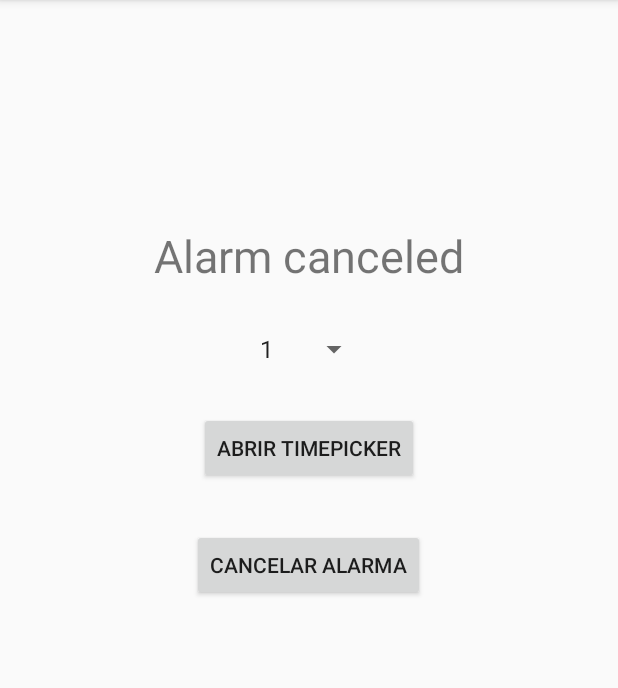
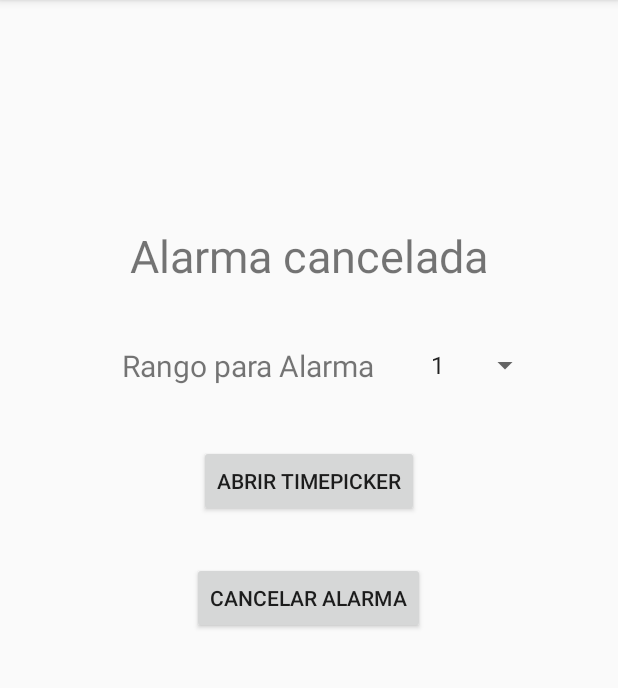
Before and after one commit to jtmlmass/RandomAlarm, an Android app: the screen it shows after launch (MainActivity), after a tap on "CANCELAR ALARMA", on a phone screen of 412 x 824 dp, the part 84-772 px from its top. Run offline under Robolectric (Android 15) with nearby library versions, the phone set to English and light mode, and no system bars.

Commit message:
Agregar Text para hint de Spinner de rango de tiempo

```diff
--- a/app/src/main/java/com/example/randomalarm/MainActivity.java
+++ b/app/src/main/java/com/example/randomalarm/MainActivity.java
@@ -104,7 +104,7 @@ public class MainActivity extends AppCompatActivity implements TimePickerDialog.
         PendingIntent pendingIntent = PendingIntent.getBroadcast(this, 1, intent, 0);
 
         alarmManager.cancel(pendingIntent);
-        mTextView.setText("Alarm canceled");
+        mTextView.setText("Alarma cancelada");
     }
 
     private int getRandomNumberInRange(int min, int max) {
--- a/app/src/main/res/layout/activity_main.xml
+++ b/app/src/main/res/layout/activity_main.xml
@@ -21,11 +21,28 @@
             android:text="@string/no_alarma"
             android:textSize="30sp" />
 
-        <Spinner
-            android:id="@+id/spinner_rango"
-            android:layout_width="wrap_content"
-            android:layout_height="wrap_content"
-            android:layout_gravity="center" />
+        <LinearLayout
+            android:layout_width="309dp"
+            android:layout_height="46dp"
+            android:layout_gravity="center"
+            android:orientation="horizontal">
+
+            <TextView
+                android:id="@+id/textView_Spinner"
+                android:layout_width="wrap_content"
+                android:layout_height="wrap_content"
+                android:layout_gravity="center"
+                android:layout_weight="1"
+                android:text="@string/rango_tiempo"
+                android:textAlignment="center"
+                android:textSize="20sp" />
+
+            <Spinner
+                android:id="@+id/spinner_rango"
+                android:layout_width="wrap_content"
+                android:layout_height="wrap_content"
+                android:layout_gravity="center" />
+        </LinearLayout>
 
         <Button
             android:id="@+id/button_timepicker"
--- a/app/src/main/res/values/strings.xml
+++ b/app/src/main/res/values/strings.xml
@@ -3,4 +3,5 @@
     <string name="no_alarma">No hay alarma seteada</string>
     <string name="abrir_time_picker">Abrir TimePicker</string>
     <string name="cancelar_alarma">Cancelar Alarma</string>
+    <string name="rango_tiempo">Rango para Alarma</string>
 </resources>
```
